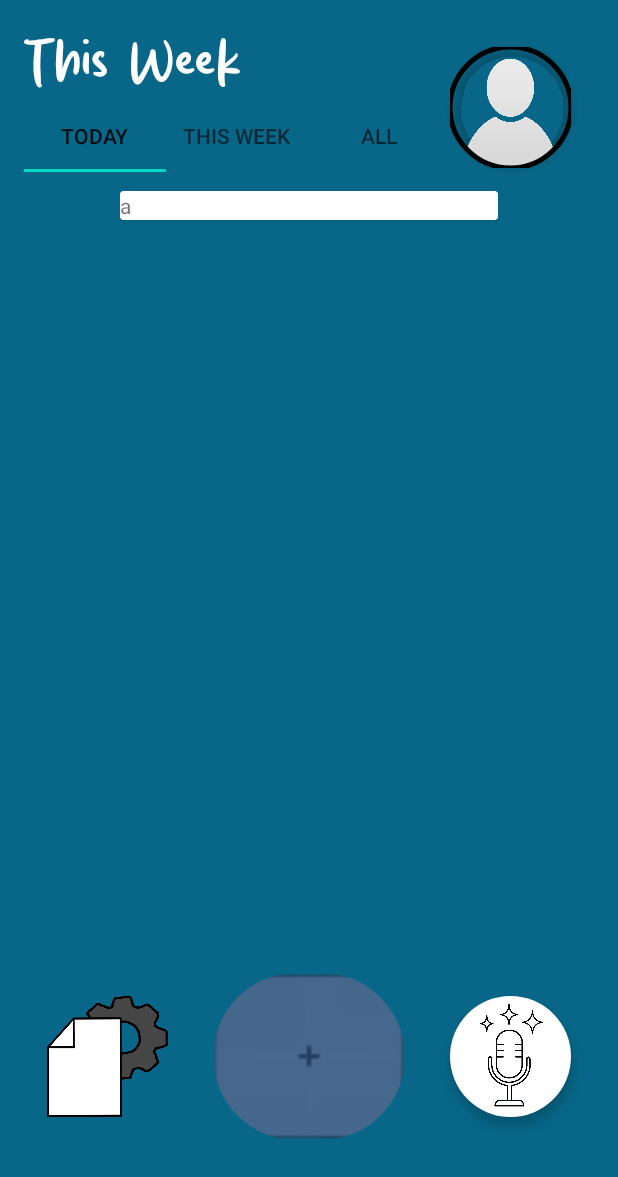
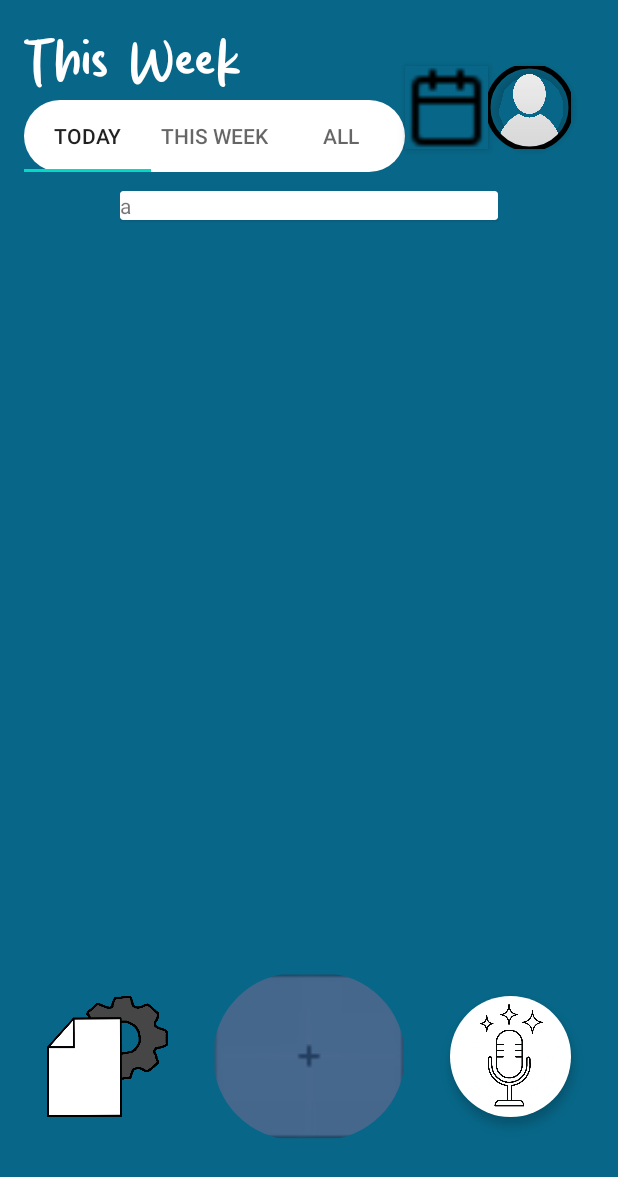
Before and after one commit to EthanK300/Swiper, an Android app: the MainActivity screen opened directly, with no data from a screen before it, on a phone screen of 412 x 824 dp. Shown: the top 1177 px of the screen. Run offline under Robolectric (Android 15) with nearby library versions, the phone set to English and light mode, and no system bars.

Commit message:
add calendar, test all buttons

```diff
--- a/app/src/main/res/layout/main_activity.xml
+++ b/app/src/main/res/layout/main_activity.xml
@@ -33,10 +33,22 @@
         app:layout_constraintEnd_toEndOf="parent"
         app:layout_constraintBottom_toTopOf="@id/guideline_start"
         >
+        <TextView
+            android:layout_width="match_parent"
+            android:layout_height="0dp"
+            app:layout_constraintStart_toStartOf="parent"
+            app:layout_constraintTop_toTopOf="parent"
+            android:text="This Week"
+            android:id="@+id/pageTitle"
+            android:textColor="@color/white"
+            android:fontFamily="@font/kiwifont"
+            android:textSize="45sp"
+            />
+
         <com.google.android.material.imageview.ShapeableImageView
             android:id="@+id/profile_picture"
             android:layout_width="0dp"
-            android:layout_height="0dp"
+            android:layout_height="55dp"
             android:src="@drawable/blank_profile"
             app:shapeAppearanceOverlay="@style/profile"
             android:contentDescription="Profile"
@@ -51,16 +63,19 @@
             android:elevation="4dp"
             />
 
-        <TextView
-            android:layout_width="match_parent"
-            android:layout_height="0dp"
-            app:layout_constraintStart_toStartOf="parent"
+        <ImageButton
+            android:layout_width="0dp"
+            android:layout_height="55dp"
+            android:src="@drawable/calendaricon"
+            android:id="@+id/calendar"
             app:layout_constraintTop_toTopOf="parent"
-            android:text="This Week"
-            android:id="@+id/pageTitle"
-            android:textColor="@color/white"
-            android:fontFamily="@font/kiwifont"
-            android:textSize="45sp"
+            app:layout_constraintBottom_toBottomOf="parent"
+            app:layout_constraintEnd_toStartOf="@id/profile_picture"
+            app:layout_constraintDimensionRatio="1:1"
+            android:scaleType="fitCenter"
+            android:contentDescription="Calendar"
+            android:background="@color/cerulean"
+            android:elevation="4dp"
             />
 
         <com.google.android.material.tabs.TabLayout
@@ -69,8 +84,9 @@
             android:layout_height="wrap_content"
             app:layout_constraintTop_toBottomOf="@id/pageTitle"
             app:layout_constraintStart_toStartOf="parent"
-            app:layout_constraintEnd_toStartOf="@id/profile_picture"
+            app:layout_constraintEnd_toStartOf="@id/calendar"
             app:tabMode="fixed"
+            android:background="@drawable/rounded_button"
             />
     </androidx.constraintlayout.widget.ConstraintLayout>
 
```
